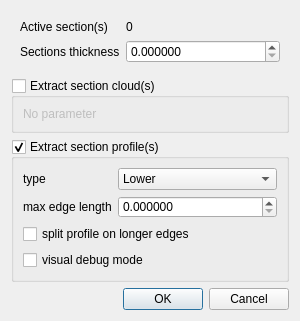
First picture: the form in qCC/ui_templates/sectionExtractionSubDlg.ui, repository CloudCompare/CloudCompare, before the edit.
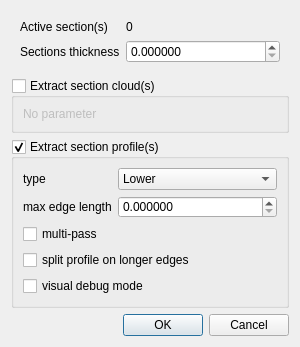
Second picture: the form after the edit.

Commit message: New 'multi-pass' option for profile extraction

```diff
--- a/qCC/ui_templates/sectionExtractionSubDlg.ui
+++ b/qCC/ui_templates/sectionExtractionSubDlg.ui
@@ -7,7 +7,7 @@
     <x>0</x>
     <y>0</y>
     <width>300</width>
-    <height>297</height>
+    <height>320</height>
    </rect>
   </property>
   <property name="windowTitle">
@@ -168,6 +168,16 @@
         </layout>
        </widget>
       </item>
+      <item>
+       <widget class="QCheckBox" name="multiPassCheckBox">
+        <property name="toolTip">
+         <string>Multi-pass process where longer edges may be temporarilly created to obtain a better fit... or a worst one ;)</string>
+        </property>
+        <property name="text">
+         <string>multi-pass</string>
+        </property>
+       </widget>
+      </item>
       <item>
        <widget class="QCheckBox" name="splitContourCheckBox">
         <property name="toolTip">
```
Left out of the diff: 11 changed lines with no effect on the pictures. The commit also changes 9 other files.
